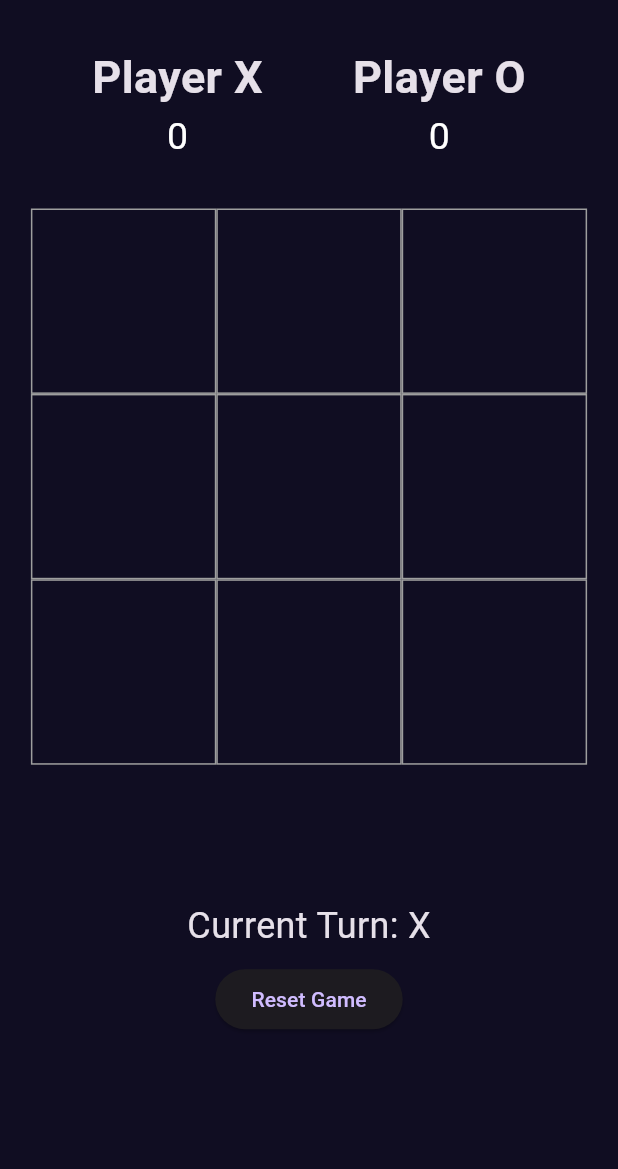
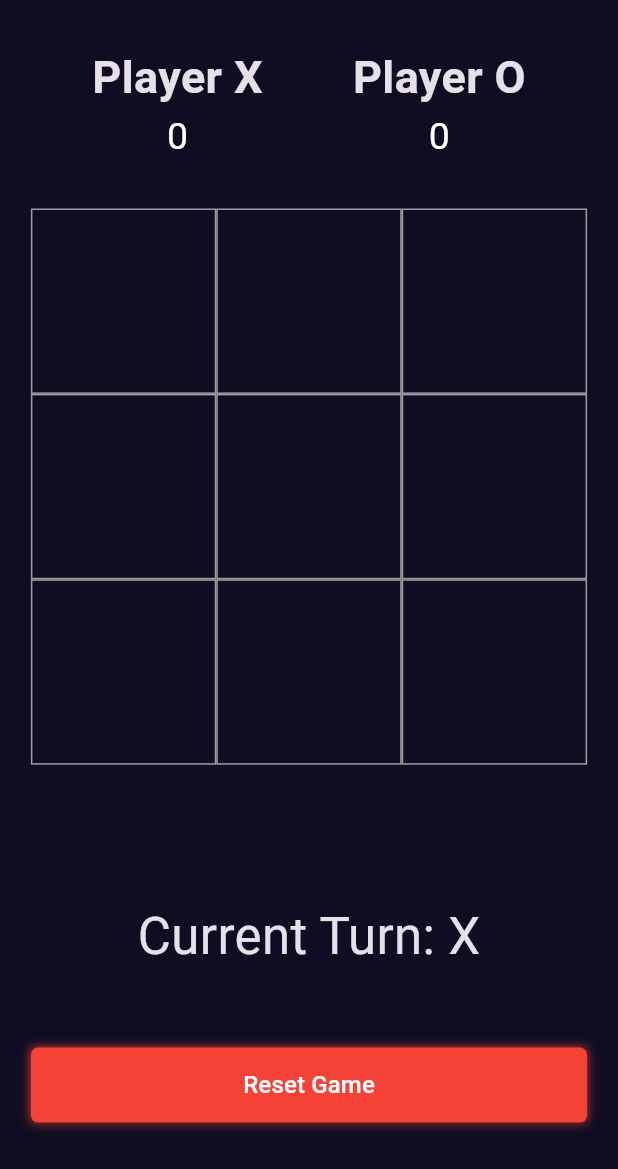
Before and after one commit to 5-abdulsami/flutter_tic_tac_toe, a Flutter app: the OfflineGameScreen screen opened by its route, after a tap on "Reset Game", on a phone screen of 412 x 824 dp. Shown: the top 1169 px of the screen. Run offline on Flutter 3.47's test engine with Material 3 defaults, Android fonts, the phone set to English and light mode, and no system bars; our stand-ins replace socket_io_client.

Commit message:
used custom button in offline game screen and customized button color

```diff
--- a/lib/offline_module/offline_game_screen.dart
+++ b/lib/offline_module/offline_game_screen.dart
@@ -1,6 +1,8 @@
 import 'package:flutter/material.dart';
 import 'package:flutter_tic_tac_toe/offline_module/offline_scorebord.dart';
 import 'package:flutter_tic_tac_toe/provider/offline_game_provider.dart';
+import 'package:flutter_tic_tac_toe/utils/colors.dart';
+import 'package:flutter_tic_tac_toe/widgets/custom_button.dart';
 import 'package:flutter_tic_tac_toe/widgets/offline_tic_tac_toe_board.dart';
 import 'package:provider/provider.dart';
 
@@ -32,12 +34,15 @@ class OfflineGameScreen extends StatelessWidget {
               ),
               // Status Bar to show who's turn or if there's a winner
               _StatusBar(),
-              ElevatedButton(
+              SizedBox(
+                height: size.height * 0.05,
+              ),
+              CustomButton(
+                buttonColor: redColor,
                 onPressed: () {
-                  Provider.of<OfflineGameProvider>(context, listen: false)
-                      .resetGame();
+                  offlineGameProvider.resetGame();
                 },
-                child: const Text('Reset Game'),
+                text: "Reset Game",
               ),
             ],
           ),
@@ -61,7 +66,7 @@ class _StatusBar extends StatelessWidget {
       padding: const EdgeInsets.all(8.0),
       child: Text(
         status,
-        style: const TextStyle(fontSize: 24),
+        style: const TextStyle(fontSize: 34),
       ),
     );
   }
--- a/lib/widgets/custom_button.dart
+++ b/lib/widgets/custom_button.dart
@@ -4,20 +4,25 @@ import 'package:flutter_tic_tac_toe/utils/colors.dart';
 class CustomButton extends StatelessWidget {
   final VoidCallback onPressed;
   final String text;
-  const CustomButton({super.key, required this.text, required this.onPressed});
+  final Color buttonColor;
+  const CustomButton(
+      {super.key,
+      required this.text,
+      required this.onPressed,
+      this.buttonColor = blueColor});
 
   @override
   Widget build(BuildContext context) {
     final width = MediaQuery.of(context).size.width;
     return Container(
-      decoration: const BoxDecoration(boxShadow: [
-        BoxShadow(color: blueColor, blurRadius: 5, spreadRadius: 0)
+      decoration: BoxDecoration(boxShadow: [
+        BoxShadow(color: buttonColor, blurRadius: 5, spreadRadius: 0)
       ]),
       child: ElevatedButton(
         onPressed: onPressed,
         style: ElevatedButton.styleFrom(
             minimumSize: Size(width, 50),
-            backgroundColor: blueColor,
+            backgroundColor: buttonColor,
             shape:
                 RoundedRectangleBorder(borderRadius: BorderRadius.circular(5))),
         child: Text(
```
